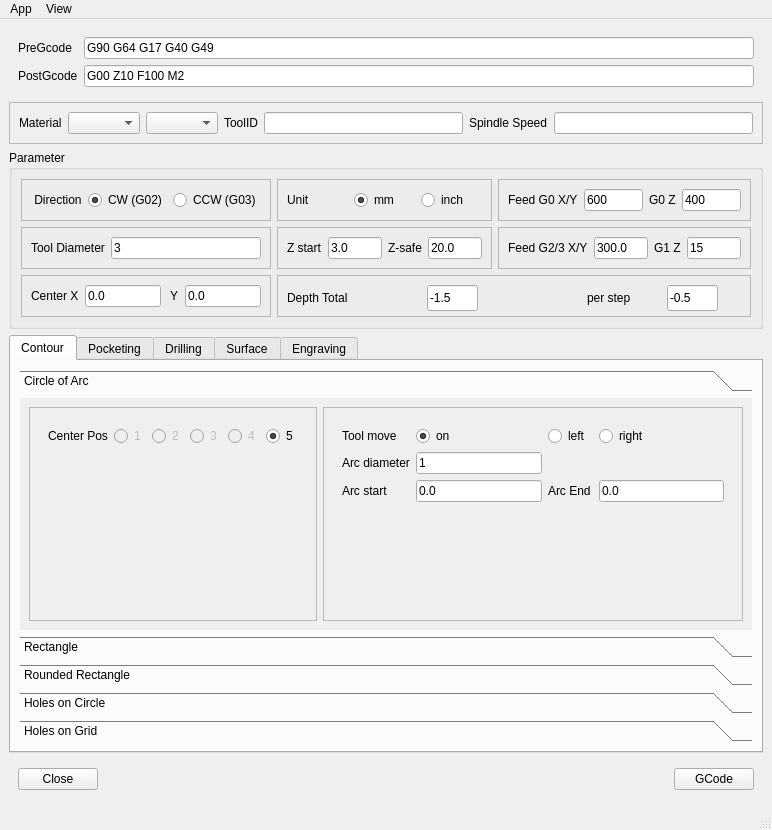
Before: the Qt Designer form form.ui in AlfredoCubitos/GCodeGenerator, drawn with Qt 5.
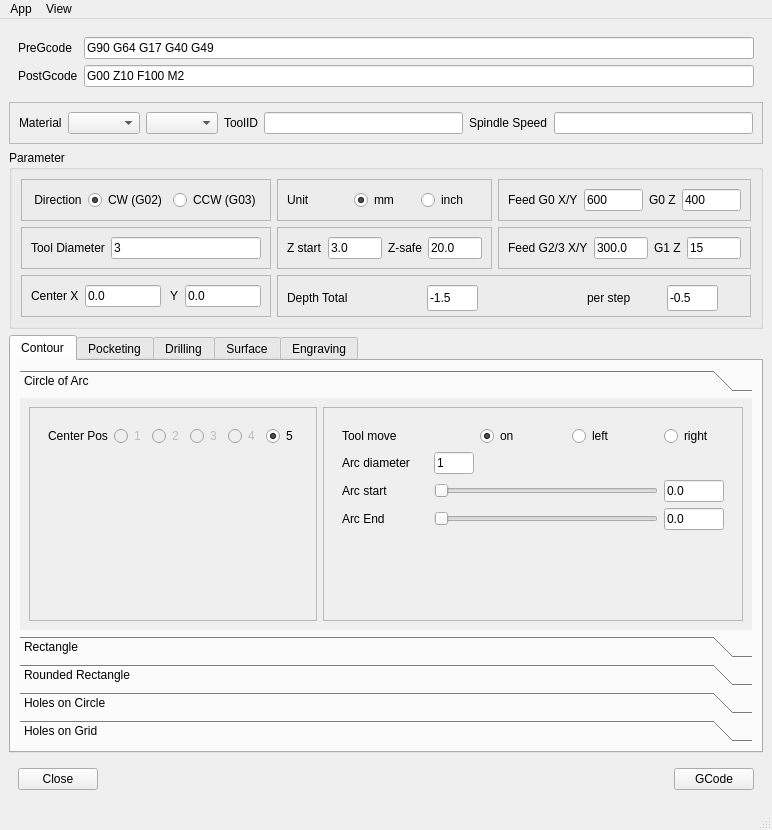
After: the same form once the commit is applied. Icons and pictures are not drawn.

The edit to the form file:
```diff
--- a/form.ui
+++ b/form.ui
@@ -485,7 +485,7 @@
            <property name="geometry">
             <rect>
              <x>0</x>
-             <y>0</y>
+             <y>-34</y>
              <width>718</width>
              <height>292</height>
             </rect>
@@ -640,33 +640,6 @@
                   <enum>QFrame::Raised</enum>
                  </property>
                  <layout class="QGridLayout" name="gridLayout">
-                  <item row="0" column="0">
-                   <widget class="QLabel" name="label_6">
-                    <property name="text">
-                     <string>Tool move</string>
-                    </property>
-                   </widget>
-                  </item>
-                  <item row="1" column="1">
-                   <widget class="QLineEdit" name="arcDiameter">
-                    <property name="autoFillBackground">
-                     <bool>true</bool>
-                    </property>
-                    <property name="inputMask">
-                     <string notr="true"/>
-                    </property>
-                    <property name="text">
-                     <string notr="true">1</string>
-                    </property>
-                   </widget>
-                  </item>
-                  <item row="2" column="3">
-                   <widget class="QLineEdit" name="arcEnd">
-                    <property name="text">
-                     <string>0.0</string>
-                    </property>
-                   </widget>
-                  </item>
                   <item row="1" column="0">
                    <widget class="QLabel" name="label_14">
                     <property name="text">
@@ -674,7 +647,7 @@
                     </property>
                    </widget>
                   </item>
-                  <item row="0" column="2">
+                  <item row="0" column="3">
                    <widget class="QRadioButton" name="rbTrcl">
                     <property name="statusTip">
                      <string>Tool Radius Compensation Left (G41)</string>
@@ -687,7 +660,21 @@
                     </property>
                    </widget>
                   </item>
-                  <item row="0" column="3">
+                  <item row="0" column="0">
+                   <widget class="QLabel" name="label_6">
+                    <property name="text">
+                     <string>Tool move</string>
+                    </property>
+                   </widget>
+                  </item>
+                  <item row="2" column="0">
+                   <widget class="QLabel" name="label_15">
+                    <property name="text">
+                     <string>Arc start</string>
+                    </property>
+                   </widget>
+                  </item>
+                  <item row="0" column="4">
                    <widget class="QRadioButton" name="rbTrcr">
                     <property name="statusTip">
                      <string>Tool Radius Compensation Right (G42)</string>
@@ -697,7 +684,27 @@
                     </property>
                    </widget>
                   </item>
-                  <item row="0" column="1">
+                  <item row="4" column="0">
+                   <spacer name="verticalSpacer_2">
+                    <property name="orientation">
+                     <enum>Qt::Vertical</enum>
+                    </property>
+                    <property name="sizeHint" stdset="0">
+                     <size>
+                      <width>20</width>
+                      <height>40</height>
+                     </size>
+                    </property>
+                   </spacer>
+                  </item>
+                  <item row="3" column="0">
+                   <widget class="QLabel" name="label_16">
+                    <property name="text">
+                     <string>Arc End</string>
+                    </property>
+                   </widget>
+                  </item>
+                  <item row="0" column="2">
                    <widget class="QRadioButton" name="rbTrc">
                     <property name="statusTip">
                      <string>Tool Radius Compensation (G40)</string>
@@ -710,39 +717,70 @@
                     </property>
                    </widget>
                   </item>
-                  <item row="2" column="0">
-                   <widget class="QLabel" name="label_15">
+                  <item row="3" column="4">
+                   <widget class="QLineEdit" name="arcEnd">
+                    <property name="maximumSize">
+                     <size>
+                      <width>60</width>
+                      <height>16777215</height>
+                     </size>
+                    </property>
                     <property name="text">
-                     <string>Arc start</string>
+                     <string>0.0</string>
                     </property>
                    </widget>
                   </item>
-                  <item row="2" column="1">
+                  <item row="2" column="4">
                    <widget class="QLineEdit" name="arcStart">
+                    <property name="maximumSize">
+                     <size>
+                      <width>60</width>
+                      <height>16777215</height>
+                     </size>
+                    </property>
                     <property name="text">
                      <string>0.0</string>
                     </property>
                    </widget>
                   </item>
-                  <item row="2" column="2">
-                   <widget class="QLabel" name="label_16">
-                    <property name="text">
-                     <string>Arc End</string>
-                    </property>
-                   </widget>
-                  </item>
-                  <item row="3" column="0">
-                   <spacer name="verticalSpacer_2">
-                    <property name="orientation">
-                     <enum>Qt::Vertical</enum>
-                    </property>
-                    <property name="sizeHint" stdset="0">
+                  <item row="1" column="1">
+                   <widget class="QLineEdit" name="arcDiameter">
+                    <property name="maximumSize">
                      <size>
-                      <width>20</width>
-                      <height>40</height>
+                      <width>40</width>
+                      <height>16777215</height>
                      </size>
                     </property>
-                   </spacer>
+                    <property name="autoFillBackground">
+                     <bool>true</bool>
+                    </property>
+                    <property name="inputMask">
+                     <string notr="true"/>
+                    </property>
+                    <property name="text">
+                     <string notr="true">1</string>
+                    </property>
+                   </widget>
+                  </item>
+                  <item row="2" column="1" colspan="3">
+                   <widget class="QSlider" name="hSliderArcStart">
+                    <property name="maximum">
+                     <number>360</number>
+                    </property>
+                    <property name="orientation">
+                     <enum>Qt::Horizontal</enum>
+                    </property>
+                   </widget>
+                  </item>
+                  <item row="3" column="1" colspan="3">
+                   <widget class="QSlider" name="hSliderArcEnd">
+                    <property name="maximum">
+                     <number>360</number>
+                    </property>
+                    <property name="orientation">
+                     <enum>Qt::Horizontal</enum>
+                    </property>
+                   </widget>
                   </item>
                  </layout>
                 </widget>
```
Left out of the diff: 16 changed lines with no effect on the pictures.
